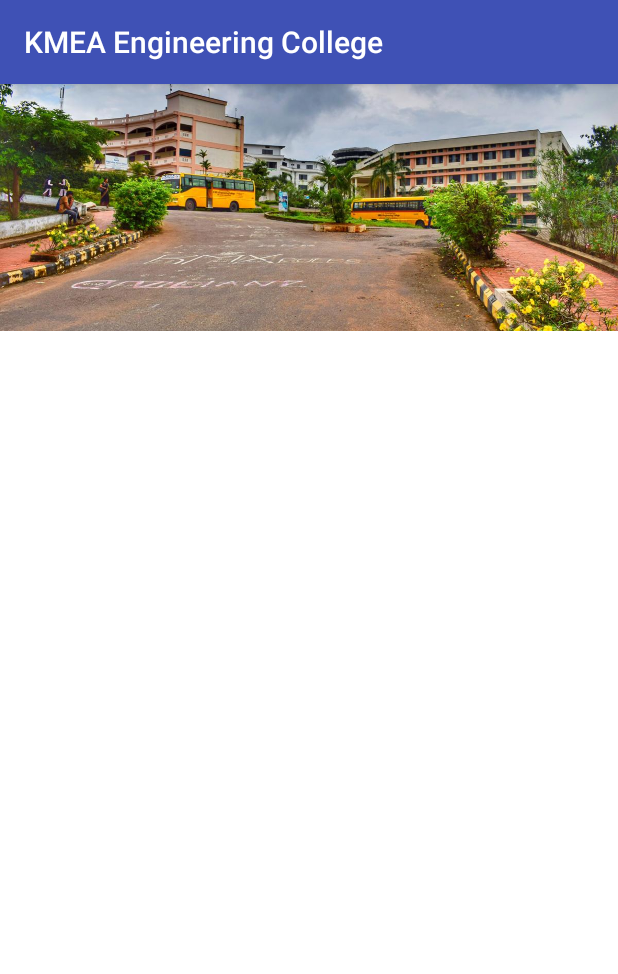
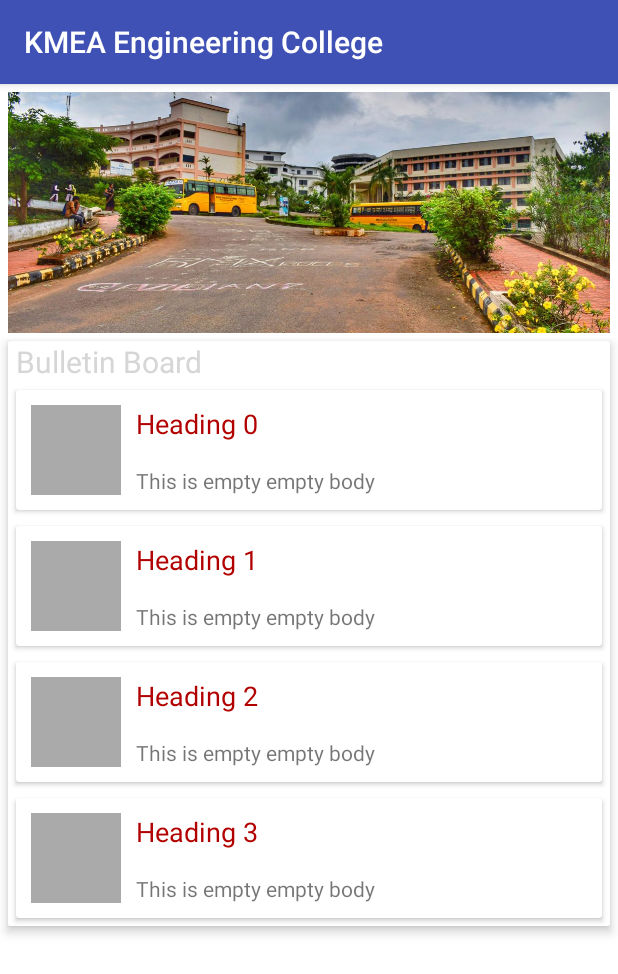
Before and after one commit to aslampr07/college, an Android app: the screen it shows after launch (MainActivity), on a phone screen of 412 x 824 dp. Shown: the top 974 px of the screen. Run offline under Robolectric (Android 15) with nearby library versions, the phone set to English and light mode, and no system bars.

Commit message:
Added Bulletin Board.

```diff
--- a/app/src/main/java/com/company/aslam/college/activity/MainActivity.kt
+++ b/app/src/main/java/com/company/aslam/college/activity/MainActivity.kt
@@ -3,9 +3,13 @@ package com.company.aslam.college.activity
 import android.support.v7.app.AppCompatActivity
 import android.os.Bundle
 import android.support.v4.view.ViewPager
+import android.support.v7.widget.LinearLayoutManager
+import android.support.v7.widget.RecyclerView
 import android.support.v7.widget.Toolbar
 import com.company.aslam.college.R
+import com.company.aslam.college.adapter.BulletinBoardAdapter
 import com.company.aslam.college.adapter.HomeBannerViewPagerAdapter
+import com.company.aslam.college.data.BulletinBoard
 
 class MainActivity : AppCompatActivity() {
 
@@ -18,10 +22,19 @@ class MainActivity : AppCompatActivity() {
 
         val mainToolbar = findViewById<Toolbar>(R.id.Home_ActionBar)
         val bannerPager = findViewById<ViewPager>(R.id.Home_MainBanner)
+        val bulletinRecycler = findViewById<RecyclerView>(R.id.Home_BulletinBoard)
+
         //setting the actionbar
         setSupportActionBar(mainToolbar)
 
         bannerPager.adapter = HomeBannerViewPagerAdapter(supportFragmentManager)
+
+        val bulletinList : MutableList<BulletinBoard> = arrayListOf()
+        for (i in 0..3){
+            bulletinList.add(BulletinBoard("Heading $i", "This is empty empty body"))
+        }
+        bulletinRecycler.layoutManager = LinearLayoutManager(this)
+        bulletinRecycler.adapter = BulletinBoardAdapter(bulletinList)
     }
 
 }
--- /dev/null
+++ b/app/src/main/java/com/company/aslam/college/adapter/BulletinBoardAdapter.kt
@@ -0,0 +1,31 @@
+package com.company.aslam.college.adapter
+
+import android.support.v7.widget.RecyclerView
+import android.view.LayoutInflater
+import android.view.View
+import android.view.ViewGroup
+import android.widget.TextView
+import com.company.aslam.college.R
+import com.company.aslam.college.data.BulletinBoard
+
+class BulletinBoardAdapter(private val list: List<BulletinBoard>) : RecyclerView.Adapter<BulletinBoardAdapter.ViewHolder>(){
+
+    override fun onCreateViewHolder(parent: ViewGroup, viewType: Int): ViewHolder {
+        val context = parent.context
+        val view = LayoutInflater.from(context).inflate(R.layout.layout_bulletinboard_listitem, parent, false)
+        return ViewHolder(view)
+    }
+
+
+    override fun onBindViewHolder(holder: ViewHolder, position: Int) {
+        holder.headingTextView.text = list[position].header
+        holder.bodyTextView.text = list[position].body
+    }
+
+    override fun getItemCount() : Int = list.size
+
+    class ViewHolder(v: View): RecyclerView.ViewHolder(v){
+        val headingTextView = v.findViewById<TextView>(R.id.Home_BulletinBoard_item_head)
+        val bodyTextView = v.findViewById<TextView>(R.id.Home_BulletinBoard_item_body)
+    }
+}
--- /dev/null
+++ b/app/src/main/java/com/company/aslam/college/data/BulletinBoard.kt
@@ -0,0 +1,3 @@
+package com.company.aslam.college.data
+
+data class BulletinBoard(var header: String, var body: String)
--- a/app/src/main/res/layout/activity_main.xml
+++ b/app/src/main/res/layout/activity_main.xml
@@ -21,20 +21,47 @@
         >
     </android.support.v7.widget.Toolbar>
 
+
     <android.support.v4.view.ViewPager
         android:id="@+id/Home_MainBanner"
         android:layout_width="0dp"
         android:layout_height="0dp"
+        android:layout_margin="5dp"
         app:layout_constraintDimensionRatio="2.5:1"
         app:layout_constraintLeft_toLeftOf="parent"
         app:layout_constraintRight_toRightOf="parent"
         app:layout_constraintTop_toBottomOf="@id/Home_ActionBar"/>
 
-    <android.support.v7.widget.RecyclerView
+    <android.support.v7.widget.CardView
         android:layout_width="match_parent"
         android:layout_height="wrap_content"
+        app:cardElevation="4dp"
+        android:layout_margin="5dp"
         app:layout_constraintTop_toBottomOf="@id/Home_MainBanner"
-        />
+        >
+
+        <LinearLayout
+            android:layout_width="match_parent"
+            android:layout_height="wrap_content"
+            android:orientation="vertical"
+            >
+            <TextView
+                android:layout_width="match_parent"
+                android:layout_height="wrap_content"
+                android:text="Bulletin Board"
+                android:layout_marginStart="5dp"
+                android:textColor="@color/black"
+                android:textSize="20sp"
+                />
+            <android.support.v7.widget.RecyclerView
+                android:id="@+id/Home_BulletinBoard"
+                android:layout_width="match_parent"
+                android:layout_height="wrap_content"
+                android:background="@color/white"
+                />
+        </LinearLayout>
+    </android.support.v7.widget.CardView>
+
 
 
 </android.support.constraint.ConstraintLayout>
--- /dev/null
+++ b/app/src/main/res/layout/layout_bulletinboard_listitem.xml
@@ -0,0 +1,48 @@
+<?xml version="1.0" encoding="utf-8"?>
+
+<android.support.v7.widget.CardView xmlns:android="http://schemas.android.com/apk/res/android"
+    android:layout_width="match_parent"
+    android:layout_height="wrap_content"
+    android:background="@color/white"
+    android:layout_margin="5dp"
+
+    xmlns:app="http://schemas.android.com/apk/res-auto">
+
+
+    <android.support.constraint.ConstraintLayout
+        android:layout_width="match_parent"
+        android:layout_height="wrap_content"
+        android:padding="10dp"
+        >
+
+        <View
+            android:id="@+id/Home_BulletinBoard_item_thumbnail"
+            android:layout_width="60dp"
+            android:layout_height="60dp"
+            android:background="@android:color/darker_gray"
+            app:layout_constraintTop_toTopOf="parent"
+            app:layout_constraintBottom_toBottomOf="parent"
+            app:layout_constraintLeft_toLeftOf="parent"
+            />
+
+        <TextView
+            android:id="@+id/Home_BulletinBoard_item_head"
+            android:layout_width="wrap_content"
+            android:layout_height="wrap_content"
+            android:text="This is heading"
+            android:textSize="18sp"
+            android:textColor="#B20000"
+            android:layout_marginLeft="10dp"
+            app:layout_constraintLeft_toRightOf="@id/Home_BulletinBoard_item_thumbnail"
+            app:layout_constraintTop_toTopOf="@id/Home_BulletinBoard_item_thumbnail"
+            />
+        <TextView
+            android:id="@+id/Home_BulletinBoard_item_body"
+            android:layout_width="wrap_content"
+            android:layout_height="wrap_content"
+            android:text="This is body"
+            app:layout_constraintBottom_toBottomOf="@id/Home_BulletinBoard_item_thumbnail"
+            app:layout_constraintLeft_toLeftOf="@id/Home_BulletinBoard_item_head"
+            />
+    </android.support.constraint.ConstraintLayout>
+</android.support.v7.widget.CardView>
```
